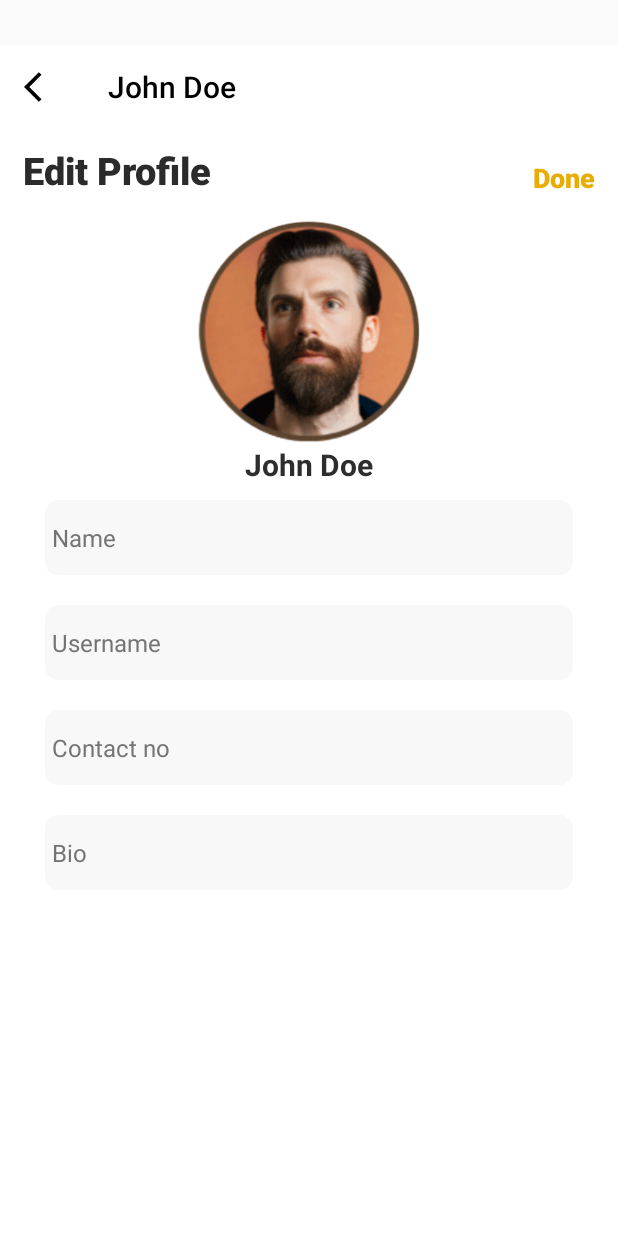
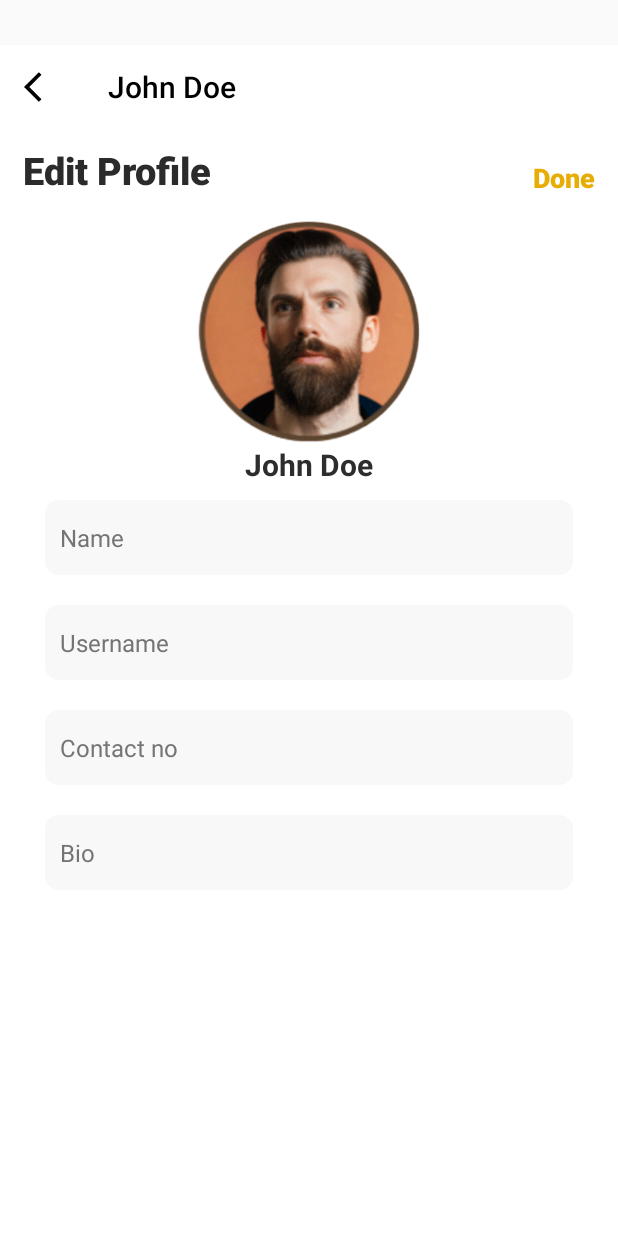
Before and after one commit to shaffinX/ConnectMe, an Android app: the EditProfile screen opened directly, with no data from a screen before it, on a phone screen of 412 x 824 dp. Run offline under Robolectric (Android 15) with nearby library versions, the phone set to English and light mode, and no system bars.

```diff
--- a/app/build.gradle.kts
+++ b/app/build.gradle.kts
@@ -57,6 +57,7 @@ dependencies {
     implementation("com.google.firebase:firebase-auth:22.3.1")
     implementation("com.google.firebase:firebase-database:20.3.1")
 
+
     testImplementation(libs.junit)
     testImplementation(libs.androidx.rules)
     androidTestImplementation(libs.androidx.junit)
--- a/app/src/main/res/layout/activity_edit_profile.xml
+++ b/app/src/main/res/layout/activity_edit_profile.xml
@@ -42,6 +42,7 @@
             android:layout_gravity="bottom"
             android:paddingEnd="15dp">
             <TextView
+                android:id="@+id/doneButton"
                 android:layout_width="wrap_content"
                 android:layout_height="wrap_content"
                 android:text="Done"
@@ -51,8 +52,6 @@
                 android:textSize="18sp"
                 android:layout_gravity="end" />
         </LinearLayout>
-
-
     </LinearLayout>
 
     <LinearLayout
@@ -62,83 +61,99 @@
         android:paddingStart="20dp"
         android:paddingEnd="20dp"
         tools:ignore="UseCompoundDrawables">
+
         <ImageView
+            android:id="@+id/profileImageView"
             android:layout_width="150dp"
             android:layout_height="150dp"
+            android:layout_gravity="center"
+            android:layout_marginTop="15dp"
+            android:clickable="true"
+            android:focusable="true"
             android:src="@drawable/prf"
-            android:layout_marginTop="15dp"
-            android:layout_gravity="center"
             tools:ignore="ContentDescription" />
+
         <TextView
             android:layout_width="wrap_content"
             android:layout_height="wrap_content"
+            android:layout_gravity="center"
+            android:fontFamily="sans-serif"
             android:text="John Doe"
-            android:fontFamily="sans-serif"
+            android:textColor="#2d2d2d"
+            android:textSize="20sp"
             android:textStyle="bold"
-            android:textSize="20sp"
-            android:textColor="#2d2d2d"
-            android:layout_gravity="center"
             tools:ignore="HardcodedText" />
 
         <EditText
+            android:id="@+id/nameEditText"
             android:layout_width="match_parent"
             android:layout_height="wrap_content"
+            android:layout_margin="10dp"
+            android:background="@drawable/textinp"
+            android:backgroundTint="#f8f8f8"
+            android:fontFamily="sans-serif"
+            android:hint="Name"
             android:inputType="text"
+            android:maxLength="50"
+            android:minHeight="50dp"
+            android:padding="10dp"
+            android:textColor="#2b2b2b"
+            android:textColorHint="#757474"
             android:textSize="16sp"
-            android:textColor="#2b2b2b"
-            android:fontFamily="sans-serif"
-            android:minHeight="50dp"
-            android:maxLength="50"
-            android:layout_margin="10dp"
-            android:backgroundTint="#f8f8f8"
-            android:background="@drawable/textinp"
-            android:hint="Name"
-            android:textColorHint="#757474"
             tools:ignore="Autofill,HardcodedText" />
+
         <EditText
+            android:id="@+id/usernameEditText"
             android:layout_width="match_parent"
             android:layout_height="wrap_content"
+            android:layout_margin="10dp"
+            android:background="@drawable/textinp"
+            android:backgroundTint="#f8f8f8"
+            android:fontFamily="sans-serif"
+            android:hint="Username"
             android:inputType="text"
+            android:maxLength="50"
+            android:minHeight="50dp"
+            android:padding="10dp"
+            android:textColor="#2b2b2b"
+            android:textColorHint="#757474"
             android:textSize="16sp"
-            android:textColor="#2b2b2b"
-            android:fontFamily="sans-serif"
-            android:minHeight="50dp"
-            android:maxLength="50"
-            android:layout_margin="10dp"
-            android:backgroundTint="#f8f8f8"
-            android:background="@drawable/textinp"
-            android:hint="Username"
-            android:textColorHint="#757474"
             tools:ignore="Autofill,HardcodedText" />
+
         <EditText
+            android:id="@+id/contactEditText"
             android:layout_width="match_parent"
             android:layout_height="wrap_content"
+            android:layout_margin="10dp"
+            android:background="@drawable/textinp"
+            android:backgroundTint="#f8f8f8"
+            android:fontFamily="sans-serif"
+            android:hint="Contact no"
             android:inputType="phone"
+            android:maxLength="50"
+            android:minHeight="50dp"
+            android:padding="10dp"
+            android:textColor="#2b2b2b"
+            android:textColorHint="#757474"
             android:textSize="16sp"
-            android:textColor="#2b2b2b"
-            android:fontFamily="sans-serif"
-            android:minHeight="50dp"
-            android:maxLength="50"
-            android:layout_margin="10dp"
-            android:backgroundTint="#f8f8f8"
-            android:background="@drawable/textinp"
-            android:hint="Contact no"
-            android:textColorHint="#757474"
             tools:ignore="Autofill,HardcodedText" />
+
         <EditText
+            android:id="@+id/bioEditText"
             android:layout_width="match_parent"
             android:layout_height="wrap_content"
+            android:layout_margin="10dp"
+            android:background="@drawable/textinp"
+            android:backgroundTint="#f8f8f8"
+            android:fontFamily="sans-serif"
+            android:hint="Bio"
             android:inputType="text"
+            android:maxLength="50"
+            android:minHeight="50dp"
+            android:padding="10dp"
+            android:textColor="#2b2b2b"
+            android:textColorHint="#757474"
             android:textSize="16sp"
-            android:textColor="#2b2b2b"
-            android:fontFamily="sans-serif"
-            android:minHeight="50dp"
-            android:maxLength="50"
-            android:layout_margin="10dp"
-            android:backgroundTint="#f8f8f8"
-            android:background="@drawable/textinp"
-            android:hint="Bio"
-            android:textColorHint="#757474"
             tools:ignore="Autofill,HardcodedText" />
     </LinearLayout>
 </LinearLayout>
--- a/app/src/main/res/layout/fragment_profile.xml
+++ b/app/src/main/res/layout/fragment_profile.xml
@@ -12,6 +12,12 @@
         android:layout_height="wrap_content"
         android:orientation="horizontal"
         tools:ignore="UselessParent">
+        <ImageButton
+            android:layout_width="30dp"
+            android:layout_height="30dp"
+            android:background="@drawable/logout"
+            android:id="@+id/logout"
+            />
         <TextView
             android:layout_width="wrap_content"
             android:layout_height="wrap_content"
--- a/gradle/libs.versions.toml
+++ b/gradle/libs.versions.toml
@@ -15,6 +15,7 @@ junitKtx = "1.2.1"
 espressoIntents = "3.6.1"
 googleGmsGoogleServices = "4.4.2"
 firebaseDatabase = "21.0.0"
+firebaseAuthKtx = "23.2.0"
 
 [libraries]
 androidx-core-ktx = { group = "androidx.core", name = "core-ktx", version.ref = "coreKtx" }
@@ -30,6 +31,7 @@ androidx-rules = { group = "androidx.test", name = "rules", version.ref = "rules
 androidx-junit-ktx = { group = "androidx.test.ext", name = "junit-ktx", version.ref = "junitKtx" }
 androidx-espresso-intents = { group = "androidx.test.espresso", name = "espresso-intents", version.ref = "espressoIntents" }
 firebase-database = { group = "com.google.firebase", name = "firebase-database", version.ref = "firebaseDatabase" }
+firebase-auth-ktx = { group = "com.google.firebase", name = "firebase-auth-ktx", version.ref = "firebaseAuthKtx" }
 
 [plugins]
 android-application = { id = "com.android.application", version.ref = "agp" }
```
Also changed, not shown: app/src/main/java/com/shaffinimam/i212963/Login.kt (+103 -9 lines), app/src/main/java/com/shaffinimam/i212963/Profile.kt (+26 -4 lines), app/src/main/res/drawable/logout.png (added).
